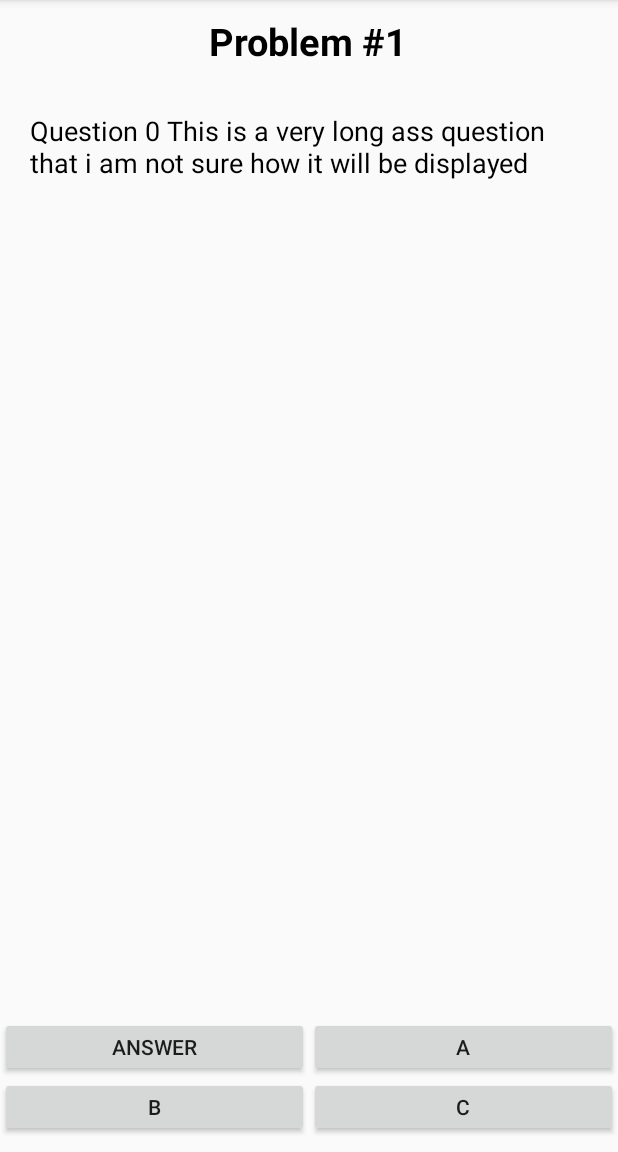
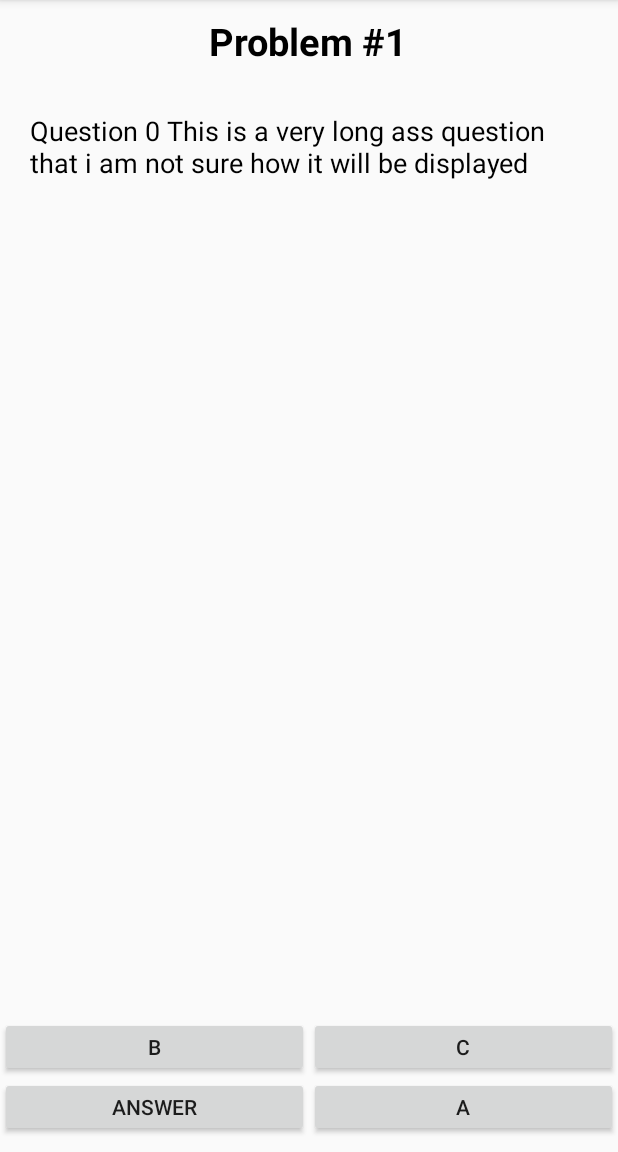
Before and after one commit to ARWongQ/SimpleQuestionsProject, an Android app: the QuestionFragment screen opened directly, with no data from a screen before it, on a phone screen of 412 x 824 dp, the part 84-1236 px from its top. Run offline under Robolectric (Android 15) with nearby library versions, the phone set to English and light mode, and no system bars; 1 statement that could not run was skipped.

Commit message:
added question feedback as well as random answer placement

```diff
--- a/app/src/main/java/com/armz/simplequestions/QuestionFragment.java
+++ b/app/src/main/java/com/armz/simplequestions/QuestionFragment.java
@@ -2,6 +2,7 @@ package com.armz.simplequestions;
 
 
 import android.content.Context;
+import android.content.Intent;
 import android.graphics.Color;
 import android.hardware.Sensor;
 import android.hardware.SensorEvent;
@@ -19,13 +20,14 @@ import android.widget.Toast;
 import org.w3c.dom.Text;
 
 import java.util.List;
+import java.util.Random;
 
 
 /**
  * Created by augustowong on 12/10/17.
  */
 
-public class QuestionFragment extends Fragment {
+public class QuestionFragment extends Fragment implements View.OnClickListener{
     private Question mQuestion;
 
     private TextView mQuestionTextView;
@@ -35,6 +37,7 @@ public class QuestionFragment extends Fragment {
     private Button mOption3;
     private Button mOption4;
     private TextView mHintTextView;
+    private TextView mCorrectTextView;
 
 
     private static final String ARG_QUESTION_ID = "question_id";
@@ -81,26 +84,119 @@ public class QuestionFragment extends Fragment {
         mOption3 = (Button) rootView.findViewById(R.id.button_Three);
         mOption4 = (Button) rootView.findViewById(R.id.button_Four);
         mHintTextView = (TextView) rootView.findViewById(R.id.hint_textView);
+        mCorrectTextView = (TextView) rootView.findViewById(R.id.correctAnswer_textView);
 
 
 
         mQuestionTextView.setText(mQuestion.getQuestion());
         mQuestionDisplayTextView.setText(mQuestion.getQuestionDisplay());
-        mOption1.setText(mQuestion.getAnswer());
         mHintTextView.setText(mQuestion.getHint());
         mHintTextView.setVisibility(View.INVISIBLE);
+        mCorrectTextView.setVisibility(View.INVISIBLE);
 
 
 
-        mOption2.setText(mQuestion.getWrongAnswer1());
-        mOption3.setText(mQuestion.getWrongAnswer2());
-        mOption4.setText(mQuestion.getWrongAnswer3());
+        int start = 0;
+        int end = 3;
+        Random random = new Random();
+        long range = (long)end - (long) start + 1;
+        long fraction = (long)(range * random.nextDouble());
+
+        int randomNumb = (int) (fraction + start);
+
+        switch (randomNumb){
+            case 0:
+                mOption1.setText(mQuestion.getAnswer());
+                mOption2.setText(mQuestion.getWrongAnswer1());
+                mOption3.setText(mQuestion.getWrongAnswer2());
+                mOption4.setText(mQuestion.getWrongAnswer3());
+                break;
+            case 1:
+                mOption2.setText(mQuestion.getAnswer());
+                mOption3.setText(mQuestion.getWrongAnswer1());
+                mOption4.setText(mQuestion.getWrongAnswer2());
+                mOption1.setText(mQuestion.getWrongAnswer3());
+                break;
+            case 2:
+                mOption3.setText(mQuestion.getAnswer());
+                mOption4.setText(mQuestion.getWrongAnswer1());
+                mOption1.setText(mQuestion.getWrongAnswer2());
+                mOption2.setText(mQuestion.getWrongAnswer3());
+                break;
+            case 3:
+                mOption4.setText(mQuestion.getAnswer());
+                mOption1.setText(mQuestion.getWrongAnswer1());
+                mOption2.setText(mQuestion.getWrongAnswer2());
+                mOption3.setText(mQuestion.getWrongAnswer3());
+                break;
+        }
+
+        //Setting listener
+        mOption1.setOnClickListener(this);
+        mOption2.setOnClickListener(this);
+        mOption3.setOnClickListener(this);
+        mOption4.setOnClickListener(this);
+
+
 
 
 
         return rootView;
     }
 
+
+    @Override
+    public void onClick(View v) {
+        // default method for handling onClick Events..
+        switch (v.getId()) {
+
+            case R.id.button_One:
+                displayFeedback(mOption1);
+                break;
+
+            case R.id.button_Two:
+                displayFeedback(mOption2);
+                break;
+
+            case R.id.button_Three:
+                displayFeedback(mOption3);
+                break;
+
+            case R.id.button_Four:
+                displayFeedback(mOption4);
+                break;
+
+            default:
+                break;
+        }
+
+
+    }
+
+    private void displayFeedback(Button ButtonPressed){
+        if(isRight(ButtonPressed.getText().toString())){
+            mCorrectTextView.setText("Correct!");
+            mCorrectTextView.setVisibility(View.VISIBLE);
+        }else if(mCorrectTextView.getText().equals("Try Again!")){
+            mCorrectTextView.setText("One more time!");
+        }
+        else{
+            mCorrectTextView.setText("Try Again!");
+            mCorrectTextView.setVisibility(View.VISIBLE);
+        }
+    }
+
+
+
+    //Returns true if the button pressed is the right answer
+    private Boolean isRight(String ButtonText){
+        if(ButtonText.equals(mQuestion.getAnswer())){
+            return true;
+        }else{
+            return false;
+        }
+
+    }
 
 
     //My proximity Sensor
--- a/app/src/main/res/layout/fragment_question.xml
+++ b/app/src/main/res/layout/fragment_question.xml
@@ -49,15 +49,26 @@
         app:layout_constraintStart_toStartOf="parent">
 
         <TextView
+            android:id="@+id/correctAnswer_textView"
+            android:layout_width="wrap_content"
+            android:layout_height="wrap_content"
+            android:layout_gravity="center"
+            android:text="Correct"
+            android:textColor="@android:color/black"
+            android:textSize="20sp"
+            android:textStyle="bold"/>
+
+        <TextView
             android:id="@+id/hint_textView"
             android:layout_width="wrap_content"
             android:layout_height="wrap_content"
             android:layout_gravity="center"
-            android:layout_margin="20dp"
+            android:layout_margin="15dp"
             android:text="Hint"
             android:textSize="18sp"
             android:textColor="@android:color/black"
             />
+
 
         <LinearLayout
             android:layout_width="match_parent"
```
